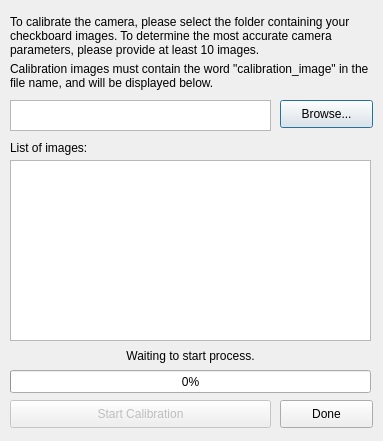
Old version of the form gui/dialogCameraCalibration.ui in the repository Spinarakk/defectmonitor.
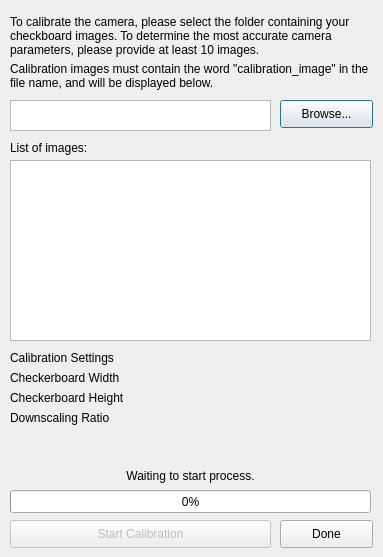
New version of the form. Icons and pictures are not drawn.

Commit message: - Another quick runthrough of the comments (main_window.py) for consistency and accuracy - Added additional comments throughout the code - Fixed up the MainWindow Image Viewer - Added an error checker for the config.json file in case it gets wiped - Cleaned up the camera calibration code to remove all unneeded commented code - Added a few settings to the Camera Calibration UI for changeable variables - Tested some other calibration code

The edit to the form file:
```diff
--- a/gui/dialogCameraCalibration.ui
+++ b/gui/dialogCameraCalibration.ui
@@ -7,21 +7,9 @@
     <x>0</x>
     <y>0</y>
     <width>383</width>
-    <height>441</height>
+    <height>557</height>
    </rect>
   </property>
-  <property name="minimumSize">
-   <size>
-    <width>383</width>
-    <height>441</height>
-   </size>
-  </property>
-  <property name="maximumSize">
-   <size>
-    <width>383</width>
-    <height>441</height>
-   </size>
-  </property>
   <property name="windowTitle">
    <string>Camera Calibration</string>
   </property>
@@ -90,7 +78,7 @@
    <property name="geometry">
     <rect>
      <x>10</x>
-     <y>400</y>
+     <y>520</y>
      <width>261</width>
      <height>28</height>
     </rect>
@@ -103,7 +91,7 @@
    <property name="geometry">
     <rect>
      <x>280</x>
-     <y>400</y>
+     <y>520</y>
      <width>93</width>
      <height>28</height>
     </rect>
@@ -116,7 +104,7 @@
    <property name="geometry">
     <rect>
      <x>10</x>
-     <y>370</y>
+     <y>490</y>
      <width>361</width>
      <height>23</height>
     </rect>
@@ -135,7 +123,7 @@
    <property name="geometry">
     <rect>
      <x>10</x>
-     <y>340</y>
+     <y>460</y>
      <width>361</width>
      <height>31</height>
     </rect>
@@ -186,6 +174,58 @@
     </rect>
    </property>
   </widget>
+  <widget class="QLabel" name="label">
+   <property name="geometry">
+    <rect>
+     <x>10</x>
+     <y>350</y>
+     <width>111</width>
+     <height>16</height>
+    </rect>
+   </property>
+   <property name="text">
+    <string>Calibration Settings</string>
+   </property>
+  </widget>
+  <widget class="QLabel" name="label_2">
+   <property name="geometry">
+    <rect>
+     <x>10</x>
+     <y>370</y>
+     <width>131</width>
+     <height>16</height>
+    </rect>
+   </property>
+   <property name="text">
+    <string>Checkerboard Width</string>
+   </property>
+  </widget>
+  <widget class="QLabel" name="label_3">
+   <property name="geometry">
+    <rect>
+     <x>10</x>
+     <y>390</y>
+     <width>121</width>
+     <height>16</height>
+    </rect>
+   </property>
+   <property name="text">
+    <string>Checkerboard Height</string>
+   </property>
+  </widget>
+  <widget class="QLabel" name="label_4">
+   <property name="geometry">
+    <rect>
+     <x>10</x>
+     <y>410</y>
+     <width>131</width>
+     <height>16</height>
+    </rect>
+   </property>
+   <property name="text">
+    <string>Downscaling Ratio</string>
+   </property>
+  </widget>
  </widget>
  <resources>
   <include location="icons.qrc"/>
```
The commit also changes 15 other files.
